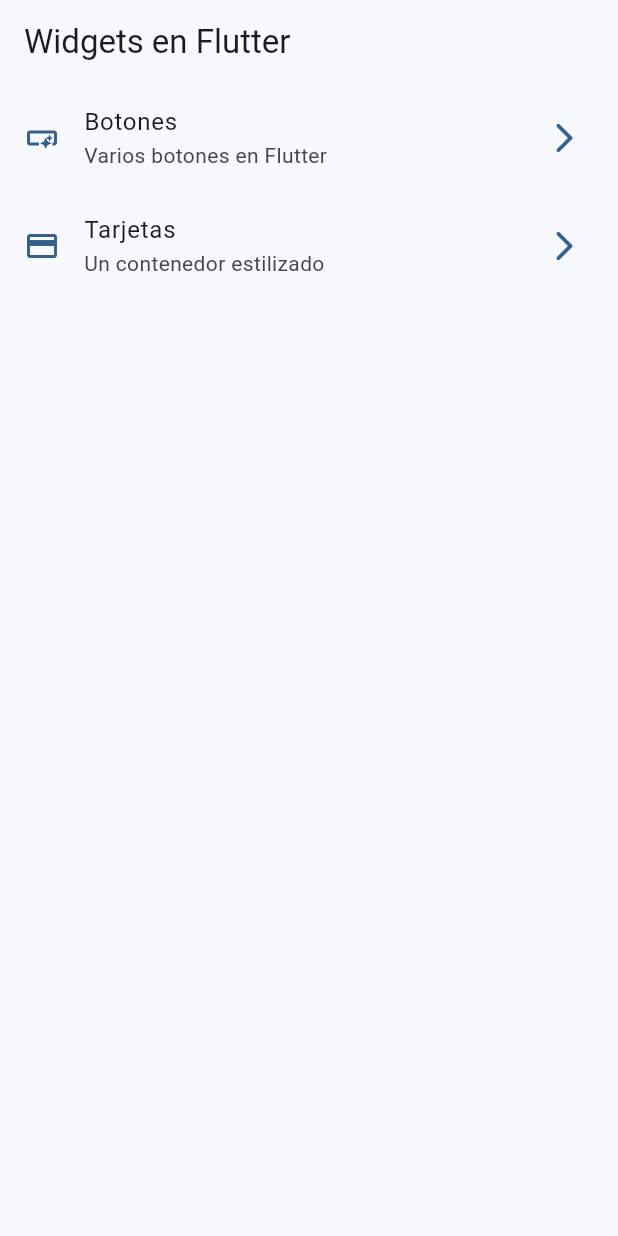
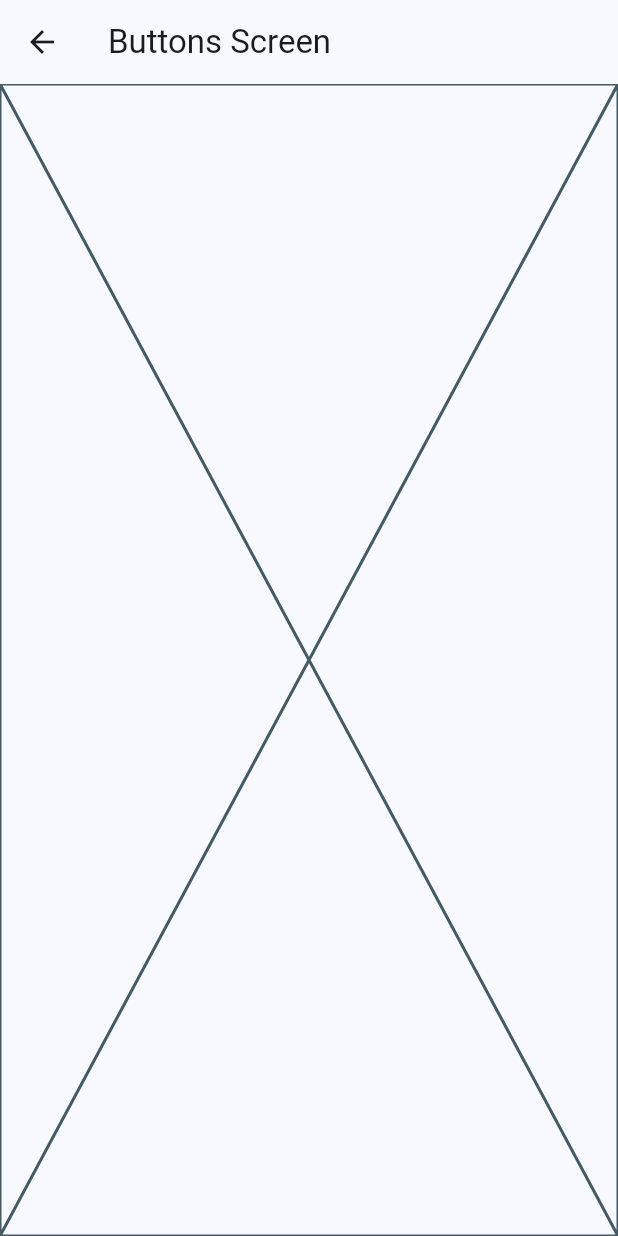
Before and after one commit to gu1llermo/widgets-app, a Flutter app: the screen it shows after launch, after a tap on "Botones", on a phone screen of 412 x 824 dp. Run offline on Flutter 3.47's test engine with Material 3 defaults, Android fonts, the phone set to English and light mode, and no system bars; our stand-ins replace go_router.

Commit message:
go_router configurado

```diff
--- a/lib/config/menu/menu_item.dart
+++ b/lib/config/menu/menu_item.dart
@@ -22,6 +22,6 @@ const appMenuItems = <MenuItem>[
   MenuItem(
       title: 'Tarjetas',
       subTitle: 'Un contenedor estilizado',
-      link: '/card',
+      link: '/cards',
       icon: Icons.credit_card),
 ];
--- /dev/null
+++ b/lib/config/router/app_router.dart
@@ -0,0 +1,20 @@
+import 'package:go_router/go_router.dart';
+import 'package:widgets_app/presentation/screens/screens.dart';
+
+// GoRouter configuration
+final appRouter = GoRouter(
+  routes: [
+    GoRoute(
+      path: '/',
+      builder: (context, state) => const HomeScreen(),
+    ),
+    GoRoute(
+      path: '/cards',
+      builder: (context, state) => const CardsScreen(),
+    ),
+    GoRoute(
+      path: '/buttons',
+      builder: (context, state) => const ButtonsScreen(),
+    ),
+  ],
+);
--- a/lib/main.dart
+++ b/lib/main.dart
@@ -1,6 +1,6 @@
 import 'package:flutter/material.dart';
+import 'package:widgets_app/config/router/app_router.dart';
 import 'package:widgets_app/config/theme/app_theme.dart';
-import 'package:widgets_app/presentation/screens/home/home_screen.dart';
 
 void main() {
   runApp(const MainApp());
@@ -11,11 +11,10 @@ class MainApp extends StatelessWidget {
 
   @override
   Widget build(BuildContext context) {
-    return MaterialApp(
-      debugShowCheckedModeBanner: false,
-      theme: AppTheme(selectedColor: 0).getTheme(),
-      title: 'Widgets App',
-      home: const HomeScreen(),
-    );
+    return MaterialApp.router(
+        routerConfig: appRouter,
+        debugShowCheckedModeBanner: false,
+        theme: AppTheme(selectedColor: 0).getTheme(),
+        title: 'Widgets App');
   }
 }
--- /dev/null
+++ b/lib/presentation/screens/buttons/buttons_screen.dart
@@ -0,0 +1,13 @@
+import 'package:flutter/material.dart';
+
+class ButtonsScreen extends StatelessWidget {
+  const ButtonsScreen({super.key});
+
+  @override
+  Widget build(BuildContext context) {
+    return Scaffold(
+      appBar: AppBar(title: const Text('Buttons Screen')),
+      body: const Placeholder(),
+    );
+  }
+}
--- /dev/null
+++ b/lib/presentation/screens/cards/cards_screen.dart
@@ -0,0 +1,13 @@
+import 'package:flutter/material.dart';
+
+class CardsScreen extends StatelessWidget {
+  const CardsScreen({super.key});
+
+  @override
+  Widget build(BuildContext context) {
+    return Scaffold(
+      appBar: AppBar(title: const Text('Cards Screen')),
+      body: const Placeholder(),
+    );
+  }
+}
--- a/lib/presentation/screens/home/home_screen.dart
+++ b/lib/presentation/screens/home/home_screen.dart
@@ -1,6 +1,8 @@
 import 'package:flutter/material.dart';
+import 'package:go_router/go_router.dart';
 import 'package:widgets_app/config/menu/menu_item.dart';
 import 'package:widgets_app/config/theme/app_theme.dart';
+import 'package:widgets_app/presentation/screens/buttons/buttons_screen.dart';
 
 class HomeScreen extends StatelessWidget {
   const HomeScreen({super.key});
@@ -8,9 +10,8 @@ class HomeScreen extends StatelessWidget {
   @override
   Widget build(BuildContext context) {
     return Scaffold(
-      appBar: AppBar(title: const Text('Widgets en Flutter')),
-      body: const _HomeView(),
-    );
+        appBar: AppBar(title: const Text('Widgets en Flutter')),
+        body: const _HomeView());
   }
 }
 
@@ -30,7 +31,6 @@ class _HomeView extends StatelessWidget {
 
 class _CustomListTitle extends StatelessWidget {
   const _CustomListTitle({
-    super.key,
     required this.menuItem,
   });
 
@@ -46,7 +46,7 @@ class _CustomListTitle extends StatelessWidget {
       subtitle: Text(menuItem.subTitle),
       trailing: Icon(Icons.arrow_forward_ios_rounded, color: colors.primary),
       onTap: () {
-        // TODO: Navegar a otra pantalla
+        context.push(menuItem.link);
       },
     );
   }
--- /dev/null
+++ b/lib/presentation/screens/screens.dart
@@ -0,0 +1,3 @@
+export 'package:widgets_app/presentation/screens/cards/cards_screen.dart';
+export 'package:widgets_app/presentation/screens/home/home_screen.dart';
+export 'package:widgets_app/presentation/screens/buttons/buttons_screen.dart';
--- a/pubspec.yaml
+++ b/pubspec.yaml
@@ -9,11 +9,12 @@ environment:
 dependencies:
   flutter:
     sdk: flutter
+  go_router: ^14.2.0
 
 dev_dependencies:
+  flutter_lints: ^3.0.0
   flutter_test:
     sdk: flutter
-  flutter_lints: ^3.0.0
 
 flutter:
   uses-material-design: true
```
Also changed, not shown: pubspec.lock.
